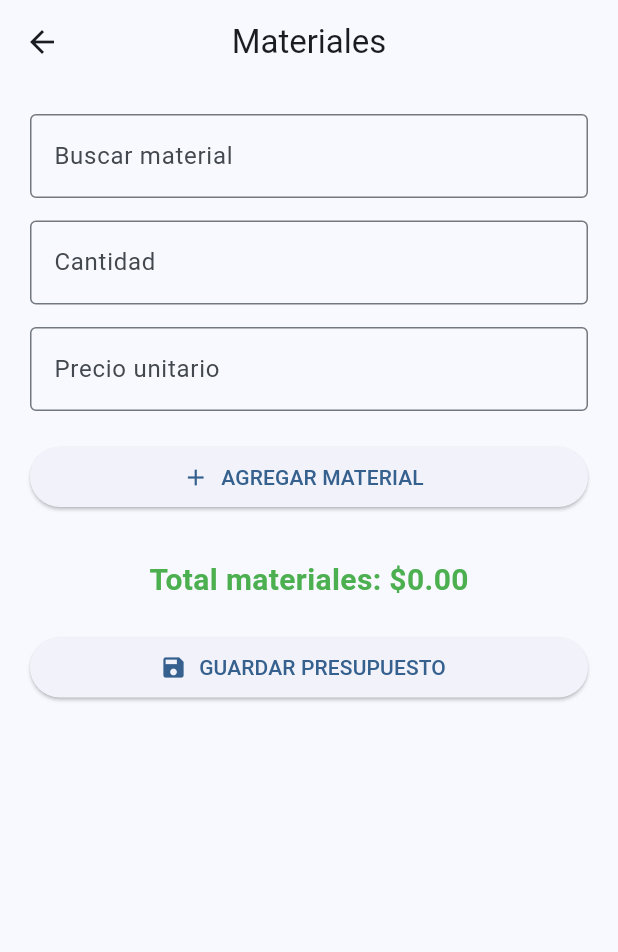
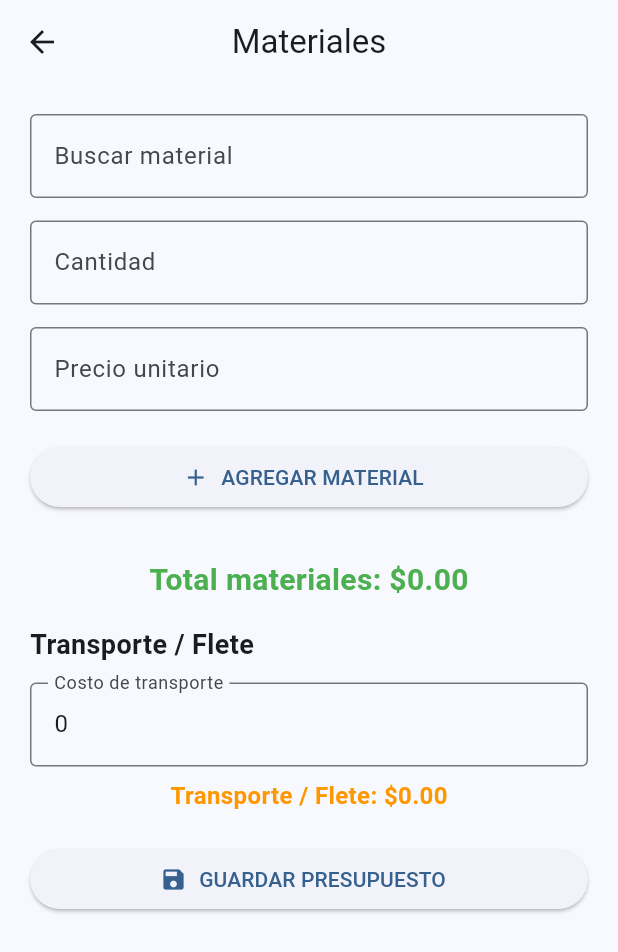
Before and after one commit to Proyectochau/chaupi_master, a Flutter app: the MaterialesPage screen opened directly, on a phone screen of 412 x 824 dp. Shown: the top 952 px of the screen. Run offline on Flutter 3.47's test engine with Material 3 defaults, Android fonts, the phone set to English and light mode, and no system bars.

Commit message:
Agrega costo de transporte al presupuesto

```diff
--- a/lib/models/presupuesto.dart
+++ b/lib/models/presupuesto.dart
@@ -8,6 +8,7 @@ class Presupuesto {
   String? clienteNombre;
   String? telefono;
   DateTime? fechaInicio;
+  double transporte;
 
   final List<ManoObraItem> manoObra;
   final List<MaterialItem> materiales;
@@ -19,6 +20,7 @@ class Presupuesto {
     this.clienteNombre,
     this.telefono,
     this.fechaInicio,
+    this.transporte = 0.0,
     List<ManoObraItem>? manoObra,
     List<MaterialItem>? materiales,
   })  : manoObra = manoObra ?? [],
@@ -26,5 +28,5 @@ class Presupuesto {
 
   double get totalManoObra => manoObra.fold(0, (s, i) => s + i.subtotal);
   double get totalMateriales => materiales.fold(0, (s, m) => s + m.subtotal);
-  double get totalGeneral => totalManoObra + totalMateriales;
+  double get totalGeneral => totalManoObra + totalMateriales + transporte;
 }
--- a/lib/pages/materiales_page.dart
+++ b/lib/pages/materiales_page.dart
@@ -15,6 +15,7 @@ class _MaterialesPageState extends State<MaterialesPage> {
   final TextEditingController materialController = TextEditingController();
   final TextEditingController cantidadController = TextEditingController();
   final TextEditingController precioController = TextEditingController();
+  final TextEditingController transporteController = TextEditingController();
 
   late List<MaterialItem> materiales;
 
@@ -26,10 +27,18 @@ class _MaterialesPageState extends State<MaterialesPage> {
     return materiales.fold(0, (s, m) => s + m.subtotal);
   }
 
+  double get totalTransporte {
+    if (widget.presupuesto != null) {
+      return widget.presupuesto!.transporte;
+    }
+    return 0;
+  }
+
   @override
   void initState() {
     super.initState();
     materiales = widget.presupuesto?.materiales ?? [];
+    transporteController.text = widget.presupuesto?.transporte.toString() ?? '0';
   }
 
   @override
@@ -37,8 +46,10 @@ class _MaterialesPageState extends State<MaterialesPage> {
     materialController.dispose();
     cantidadController.dispose();
     precioController.dispose();
+    transporteController.dispose();
     super.dispose();
   }
+
   @override
   Widget build(BuildContext context) {
     return Scaffold(
@@ -50,7 +61,6 @@ class _MaterialesPageState extends State<MaterialesPage> {
         padding: const EdgeInsets.all(20),
         child: Column(
           children: [
-
             TextField(
               controller: materialController,
               decoration: const InputDecoration(
@@ -58,9 +68,7 @@ class _MaterialesPageState extends State<MaterialesPage> {
                 border: OutlineInputBorder(),
               ),
             ),
-
             const SizedBox(height: 15),
-
             TextField(
               controller: cantidadController,
               keyboardType: TextInputType.number,
@@ -69,9 +77,7 @@ class _MaterialesPageState extends State<MaterialesPage> {
                 border: OutlineInputBorder(),
               ),
             ),
-
             const SizedBox(height: 15),
-
             TextField(
               controller: precioController,
               keyboardType: TextInputType.number,
@@ -80,9 +86,7 @@ class _MaterialesPageState extends State<MaterialesPage> {
                 border: OutlineInputBorder(),
               ),
             ),
-
             const SizedBox(height: 20),
-
             SizedBox(
               width: double.infinity,
               child: ElevatedButton.icon(
@@ -107,9 +111,7 @@ class _MaterialesPageState extends State<MaterialesPage> {
                 },
               ),
             ),
-
             const SizedBox(height: 30),
-
             Text(
               'Total materiales: \$${totalMateriales.toStringAsFixed(2)}',
               style: const TextStyle(
@@ -118,7 +120,41 @@ class _MaterialesPageState extends State<MaterialesPage> {
                 color: Colors.green,
               ),
             ),
-
+            const SizedBox(height: 16),
+            const Align(
+              alignment: Alignment.centerLeft,
+              child: Text(
+                'Transporte / Flete',
+                style: TextStyle(
+                  fontSize: 18,
+                  fontWeight: FontWeight.bold,
+                ),
+              ),
+            ),
+            const SizedBox(height: 12),
+            TextField(
+              controller: transporteController,
+              keyboardType: const TextInputType.numberWithOptions(decimal: true),
+              onChanged: (value) {
+                final parsed = double.tryParse(value.replaceAll(',', '.')) ?? 0;
+                if (widget.presupuesto != null) {
+                  widget.presupuesto!.transporte = parsed;
+                }
+              },
+              decoration: const InputDecoration(
+                labelText: 'Costo de transporte',
+                border: OutlineInputBorder(),
+              ),
+            ),
+            const SizedBox(height: 8),
+            Text(
+              'Transporte / Flete: \$${totalTransporte.toStringAsFixed(2)}',
+              style: const TextStyle(
+                fontSize: 16,
+                fontWeight: FontWeight.bold,
+                color: Colors.orange,
+              ),
+            ),
             const SizedBox(height: 20),
             SizedBox(
               width: double.infinity,
@@ -134,7 +170,6 @@ SizedBox(
                 label: const Text('GUARDAR PRESUPUESTO'),
               ),
             ),
-
             const SizedBox(height: 12),
             if (widget.presupuesto != null)
               SizedBox(
@@ -152,10 +187,7 @@ if (widget.presupuesto != null)
                   label: const Text('VER RESUMEN'),
                 ),
               ),
-
             const SizedBox(height: 20),
-
-
             ListView.builder(
               shrinkWrap: true,
               itemCount: materiales.length,
@@ -175,8 +207,6 @@ ListView.builder(
                 );
               },
             ),
-
-
           ],
         ),
       ),
--- a/lib/pages/resumen_presupuesto_page.dart
+++ b/lib/pages/resumen_presupuesto_page.dart
@@ -65,8 +65,9 @@ class ResumenPresupuestoPage extends StatelessWidget {
 
               const Text('RESUMEN ECONÓMICO', style: TextStyle(fontSize: 18, fontWeight: FontWeight.bold)),
               const SizedBox(height: 8),
-              Text('Mano de obra: \$${presupuesto.totalManoObra.toStringAsFixed(2)}'),
-              Text('Materiales: \$${presupuesto.totalMateriales.toStringAsFixed(2)}'),
+              Text('Total mano de obra: \$${presupuesto.totalManoObra.toStringAsFixed(2)}'),
+              Text('Total materiales: \$${presupuesto.totalMateriales.toStringAsFixed(2)}'),
+              Text('Transporte / Flete: \$${presupuesto.transporte.toStringAsFixed(2)}'),
               const SizedBox(height: 8),
               Text('TOTAL GENERAL: \$${presupuesto.totalGeneral.toStringAsFixed(2)}', style: const TextStyle(fontSize: 18, fontWeight: FontWeight.bold, color: Colors.blue)),
             ],
```
Lines whose indentation alone changed are shown as unchanged.
